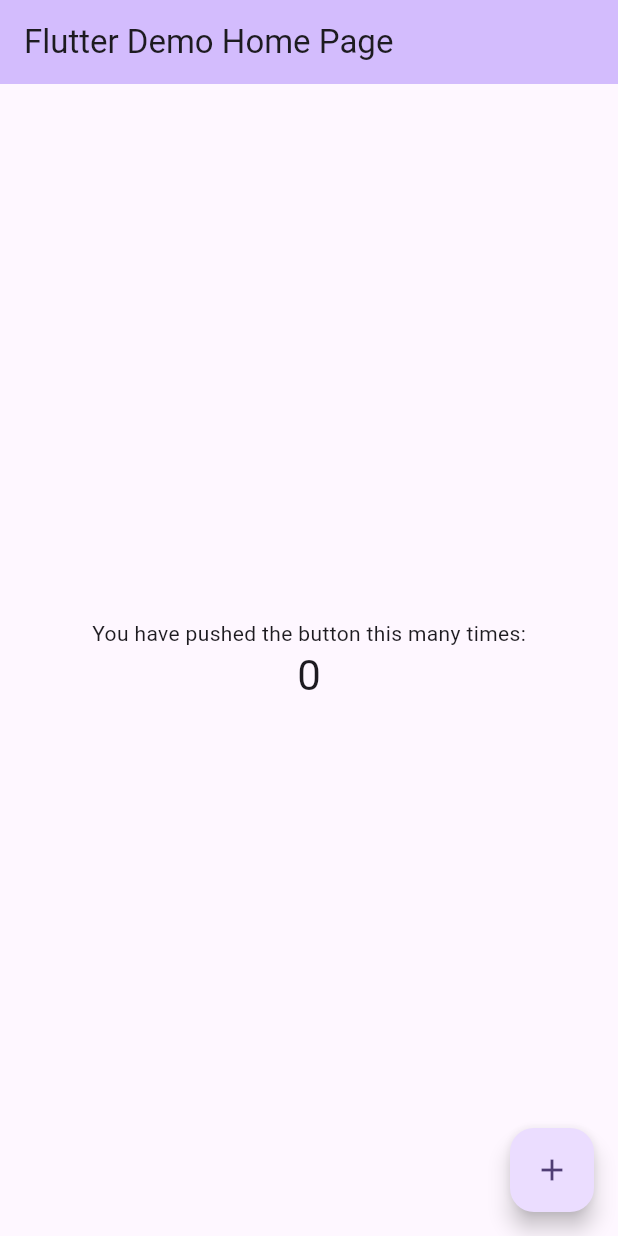
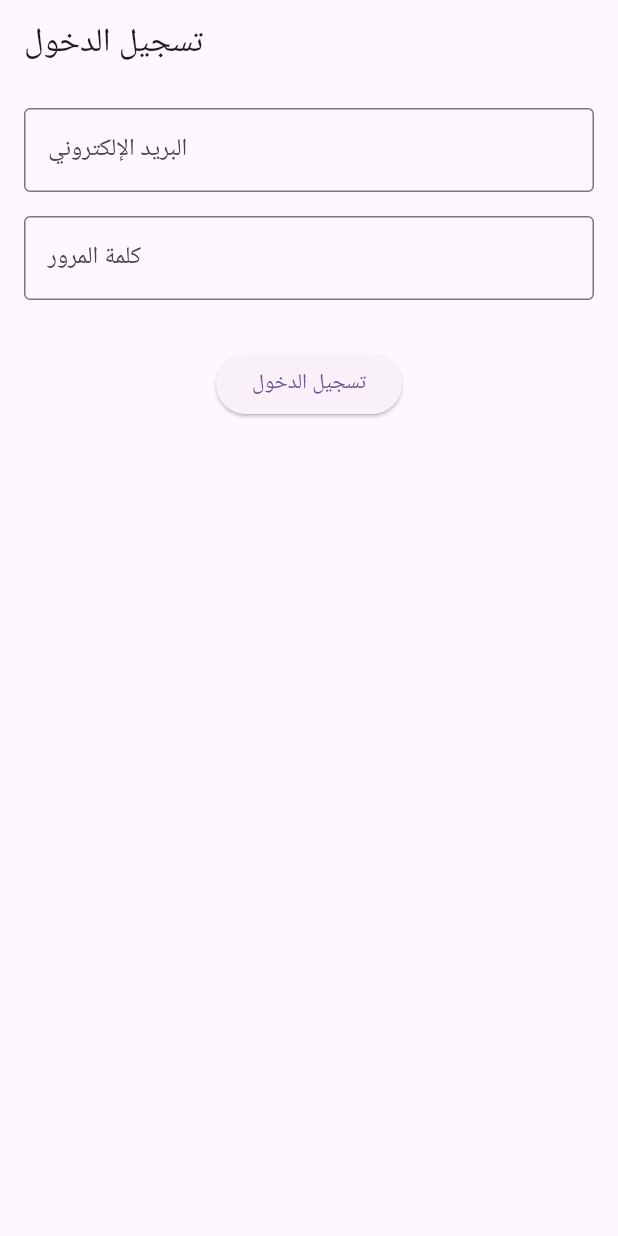
Before and after one commit to TanjiroAR/pharmacy_management, a Flutter app: the screen it shows after launch, on a phone screen of 412 x 824 dp. Run offline on Flutter 3.47's test engine with Material 3 defaults, Android fonts, the phone set to English and light mode, and no system bars; our stand-ins replace cloud_firestore, firebase_auth, firebase_core; accounts and stored records are empty.

Commit message:
Add pharmacist & pharmacy data and login screen

```diff
--- /dev/null
+++ b/lib/core/screens/login_screen.dart
@@ -0,0 +1,83 @@
+import 'package:firebase_auth/firebase_auth.dart';
+import 'package:flutter/material.dart';
+import 'package:pharmacy_management/core/screens/home_screen.dart';
+
+class LoginScreen extends StatefulWidget {
+  const LoginScreen({super.key});
+
+  @override
+  State<LoginScreen> createState() => _LoginScreenState();
+}
+
+class _LoginScreenState extends State<LoginScreen> {
+  final TextEditingController _emailController = TextEditingController();
+  final TextEditingController _passwordController = TextEditingController();
+  bool _isLoading = false;
+
+  Future<void> _login() async {
+    setState(() {
+      _isLoading = true;
+    });
+
+    try {
+      await FirebaseAuth.instance.signInWithEmailAndPassword(
+        email: _emailController.text,
+        password: _passwordController.text,
+      );
+
+      // الانتقال إلى الشاشة الرئيسية عند نجاح تسجيل الدخول
+      Navigator.pushReplacement(
+        context,
+        MaterialPageRoute(builder: (context) => HomeScreen()),
+      );
+    } catch (e) {
+      ScaffoldMessenger.of(context).showSnackBar(
+        SnackBar(content: Text('فشل تسجيل الدخول: $e')),
+      );
+    } finally {
+      setState(() {
+        _isLoading = false;
+      });
+    }
+  }
+
+  @override
+  Widget build(BuildContext context) {
+    return Scaffold(
+      appBar: AppBar(
+        title: const Text('تسجيل الدخول'),
+      ),
+      body: Padding(
+        padding: const EdgeInsets.all(16.0),
+        child: Column(
+          children: [
+            TextField(
+              controller: _emailController,
+              keyboardType: TextInputType.emailAddress,
+              decoration: const InputDecoration(
+                labelText: 'البريد الإلكتروني',
+                border: OutlineInputBorder(),
+              ),
+            ),
+            const SizedBox(height: 16),
+            TextField(
+              controller: _passwordController,
+              obscureText: true,
+              decoration: const InputDecoration(
+                labelText: 'كلمة المرور',
+                border: OutlineInputBorder(),
+              ),
+            ),
+            const SizedBox(height: 32),
+            _isLoading
+                ? const CircularProgressIndicator()
+                : ElevatedButton(
+              onPressed: _login,
+              child: const Text('تسجيل الدخول'),
+            ),
+          ],
+        ),
+      ),
+    );
+  }
+}
--- a/lib/main.dart
+++ b/lib/main.dart
@@ -1,6 +1,10 @@
 import 'package:flutter/material.dart';
+import 'package:firebase_core/firebase_core.dart';
+import 'package:pharmacy_management/core/screens/login_screen.dart';
 
-void main() {
+void main() async {
+  WidgetsFlutterBinding.ensureInitialized();
+  await Firebase.initializeApp();
   runApp(const MyApp());
 }
 
@@ -16,54 +20,7 @@ class MyApp extends StatelessWidget {
         colorScheme: ColorScheme.fromSeed(seedColor: Colors.deepPurple),
         useMaterial3: true,
       ),
-      home: const MyHomePage(title: 'Flutter Demo Home Page'),
+      home: const LoginScreen(),
     );
   }
 }
-
-class MyHomePage extends StatefulWidget {
-  const MyHomePage({super.key, required this.title});
-  final String title;
-
-  @override
-  State<MyHomePage> createState() => _MyHomePageState();
-}
-
-class _MyHomePageState extends State<MyHomePage> {
-  int _counter = 0;
-
-  void _incrementCounter() {
-    setState(() {
-      _counter++;
-    });
-  }
-
-  @override
-  Widget build(BuildContext context) {
-    return Scaffold(
-      appBar: AppBar(
-        backgroundColor: Theme.of(context).colorScheme.inversePrimary,
-        title: Text(widget.title),
-      ),
-      body: Center(
-        child: Column(
-          mainAxisAlignment: MainAxisAlignment.center,
-          children: <Widget>[
-            const Text(
-              'You have pushed the button this many times:',
-            ),
-            Text(
-              '$_counter',
-              style: Theme.of(context).textTheme.headlineMedium,
-            ),
-          ],
-        ),
-      ),
-      floatingActionButton: FloatingActionButton(
-        onPressed: _incrementCounter,
-        tooltip: 'Increment',
-        child: const Icon(Icons.add),
-      ), // This trailing comma makes auto-formatting nicer for build methods.
-    );
-  }
-}
```
Also changed, not shown: lib/core/screens/add_pharmacist_screen.dart (added, +146 -0 lines), lib/core/screens/add_pharmacy_screen.dart (added, +90 -0 lines), lib/core/screens/home_screen.dart (added, +65 -0 lines), lib/features/auth/data/models/pharmacist_model.dart (added, +20 -0 lines), lib/features/auth/data/models/pharmacy_model.dart (added, +20 -0 lines), pubspec.yaml (+10 -33 lines), pubspec.lock, 3 other files.
